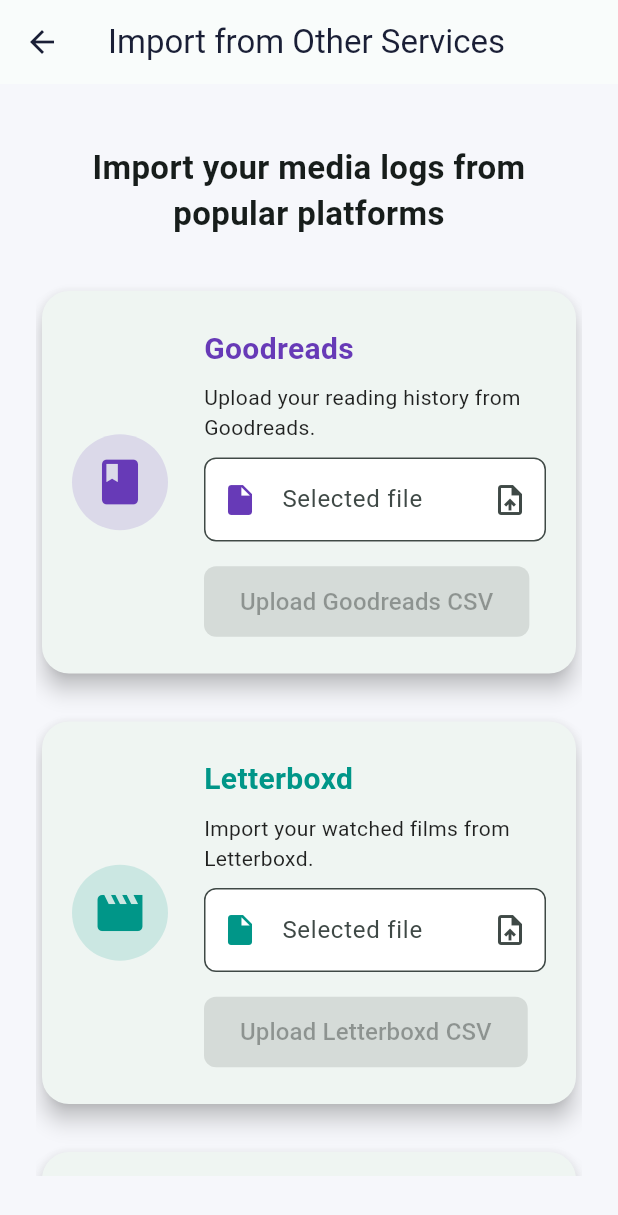
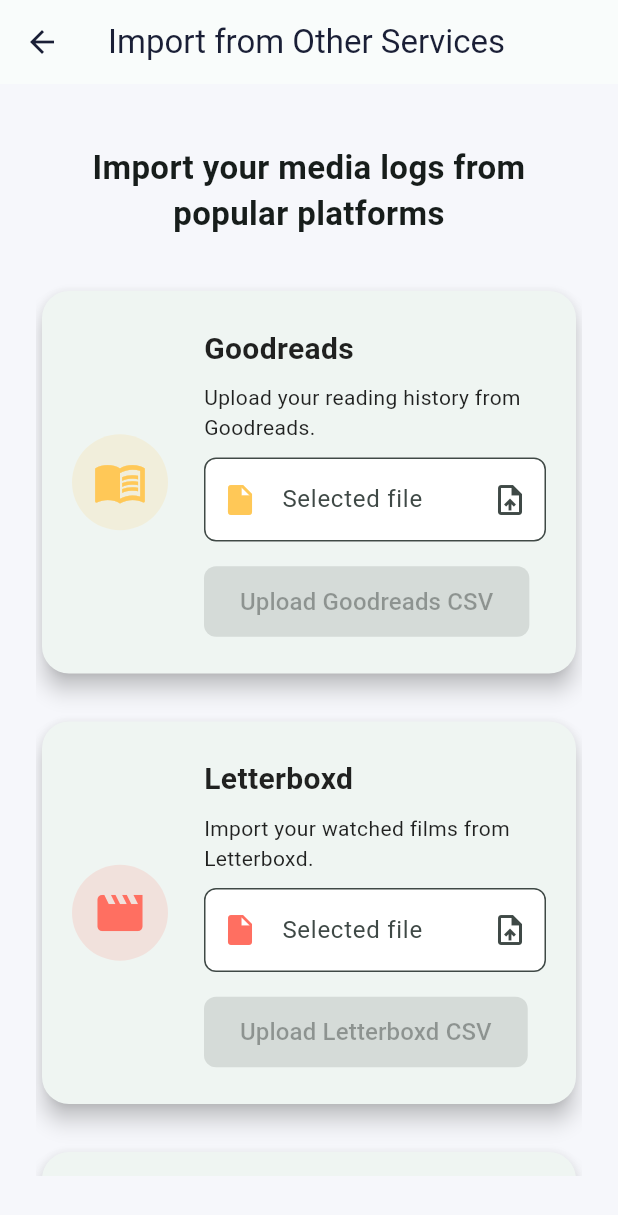
Before and after one commit to mo-sank/lyfstyl, a Flutter app: the screen it shows once a user with an empty profile is signed in, in the side drawer, after a tap on "Import Media", on a phone screen of 412 x 824 dp. Shown: the top 1215 px of the screen. Run offline on Flutter 3.47's test engine with Material 3 defaults, Android fonts, the phone set to English and light mode, and no system bars; our stand-ins replace cloud_firestore, csv, file_picker, firebase_auth, firebase_core, go_router and 2 more; missing offline and left inert: dart:html; accounts and stored records are empty.

Commit message:
add constant colors for media types

```diff
--- a/lib/screens/home_screen.dart
+++ b/lib/screens/home_screen.dart
@@ -23,6 +23,7 @@
 import 'trending/trending_movies_screen.dart';
 import 'music/music_search_screen.dart';
 import 'movies/movie_search_screen.dart';
+import '../theme/media_type_theme.dart';
 
 class HomeScreen extends StatefulWidget {
   const HomeScreen({super.key});
@@ -42,19 +43,19 @@
       color: const Color(0xFF8B5CF6),
     ),
     NavigationItem(
-      icon: Icons.movie,
+      icon: MediaType.film.icon,
       label: 'Movies',
-      color: const Color(0xFF8B5CF6),
+      color: MediaType.film.color,
     ),
     NavigationItem(
-      icon: Icons.book,
+      icon: MediaType.book.icon,
       label: 'Books',
-      color: const Color(0xFF6B7280),
+      color: MediaType.book.color
     ),
     NavigationItem(
-      icon: Icons.music_note,
+      icon: MediaType.music.icon,
       label: 'Music',
-      color: const Color(0xFF10B981),
+      color: MediaType.music.color,
     ),
   ];
 
@@ -287,8 +288,8 @@
                 child: _buildStatCard(
                   'Movies & Shows',
                   movieLogs.length.toString(),
-                  Icons.movie,
-                  const Color(0xFF8B5CF6),
+                  MediaType.film.icon,
+                  MediaType.film.color,
                 ),
               ),
               const SizedBox(width: 12),
@@ -296,8 +297,8 @@
                 child: _buildStatCard(
                   'Books',
                   bookLogs.length.toString(),
-                  Icons.book,
-                  const Color(0xFF6B7280),
+                  MediaType.book.icon,
+                  MediaType.book.color,
                 ),
               ),
               const SizedBox(width: 12),
@@ -305,8 +306,8 @@
                 child: _buildStatCard(
                   'Music',
                   musicLogs.length.toString(),
-                  Icons.music_note,
-                  const Color(0xFF10B981),
+                  MediaType.music.icon,
+                  MediaType.music.color,
                 ),
               ),
             ],
@@ -361,7 +362,7 @@
 
           // Music Section
           if (musicLogs.isNotEmpty) ...[
-            _buildSectionHeader('Music', Icons.music_note, () {
+            _buildSectionHeader('Music', MediaType.music.icon, () {
               setState(() => _selectedIndex = 3);
             }),
             const SizedBox(height: 16),
@@ -700,9 +701,7 @@
                         ),
                       ],
                     ),
-                  ),
-                  const Icon(Icons.music_note, color: Colors.white, size: 48),
-                ],
+                  ),                ],
               ),
             ),
           ),
@@ -929,7 +928,7 @@
       case MediaType.album:
       case MediaType.song:
       case MediaType.music:
-        icon = Icons.music_note;
+        icon = MediaType.music.icon;
         color = const Color(0xFF10B981);
         break;
     }
--- a/lib/screens/import/new_import_screen.dart
+++ b/lib/screens/import/new_import_screen.dart
@@ -14,6 +14,7 @@
 import '../../models/log_entry.dart';
 import '../../widgets/custom_text_field.dart';
 import '../../widgets/custom_button.dart';
+import '../../theme/media_type_theme.dart';
 
 
 class NewImportScreen extends StatelessWidget {
@@ -39,8 +40,8 @@
                 _ImportCard(
                   title: 'Goodreads',
                   description: 'Upload your reading history from Goodreads.',
-                  icon: Icons.book,
-                  color: Colors.deepPurple,
+                  icon: MediaType.book.icon,
+                  color: MediaType.book.color,
                   buttonText: 'Upload Goodreads CSV',
                   uploadEnabled: true,
                   parser: GoodreadsImportParser(),
@@ -49,8 +50,8 @@
                 _ImportCard(
                   title: 'Letterboxd',
                   description: 'Import your watched films from Letterboxd.',
-                  icon: Icons.movie,
-                  color: Colors.teal,
+                  icon: MediaType.film.icon,
+                  color: MediaType.film.color,
                   buttonText: 'Upload Letterboxd CSV',
                   uploadEnabled: true,
                   parser: LetterboxdImportParser(),
@@ -59,8 +60,8 @@
                 _ImportCard(
                   title: 'Spotify',
                   description: 'Import your music listening history from Spotify.',
-                  icon: Icons.music_note,
-                  color: Colors.green,
+                  icon: MediaType.music.icon,
+                  color: MediaType.music.color,
                   buttonText: 'Coming Soon',
                   uploadEnabled: false,
                 ),
@@ -206,7 +207,7 @@
               child: Column(
                 crossAxisAlignment: CrossAxisAlignment.start,
                 children: [
-                  Text(widget.title, style: TextStyle(fontSize: 20, fontWeight: FontWeight.w600, color: widget.color)),
+                  Text(widget.title, style: TextStyle(fontSize: 20, fontWeight: FontWeight.w600, color: Colors.black87)),
                   const SizedBox(height: 8),
                   Text(widget.description, style: const TextStyle(fontSize: 14, color: Colors.black87)),
                   if (widget.uploadEnabled) ...[
--- /dev/null
+++ b/lib/theme/media_type_theme.dart
@@ -0,0 +1,42 @@
+import 'package:flutter/material.dart';
+import '../models/media_item.dart';
+
+extension MediaTypeTheme on MediaType {
+  Color get color {
+    switch (this) {
+      case MediaType.film:
+        return const Color(0xFFFF6F61);
+      case MediaType.show:
+        return const Color(0xFFFF6F61);
+      case MediaType.book:
+        return const Color(0xFFFFC857);
+      case MediaType.album:
+        return Color(0xFF00C2A8);
+      case MediaType.song:
+        return Color(0xFF00C2A8);
+      case MediaType.music:
+        return Color(0xFF00C2A8);
+      default:
+        return const Color(0xFF3B82F6); // blue fallback
+    }
+  }
+
+  IconData get icon {
+    switch (this) {
+      case MediaType.film:
+        return Icons.movie;
+      case MediaType.show:
+        return Icons.movie;
+      case MediaType.book:
+        return Icons.menu_book;
+      case MediaType.album:
+        return Icons.music_note;
+      case MediaType.song:
+        return Icons.music_note;
+      case MediaType.music:
+        return Icons.music_note;
+      default:
+        return Icons.device_unknown;
+    }
+  }
+}
```
